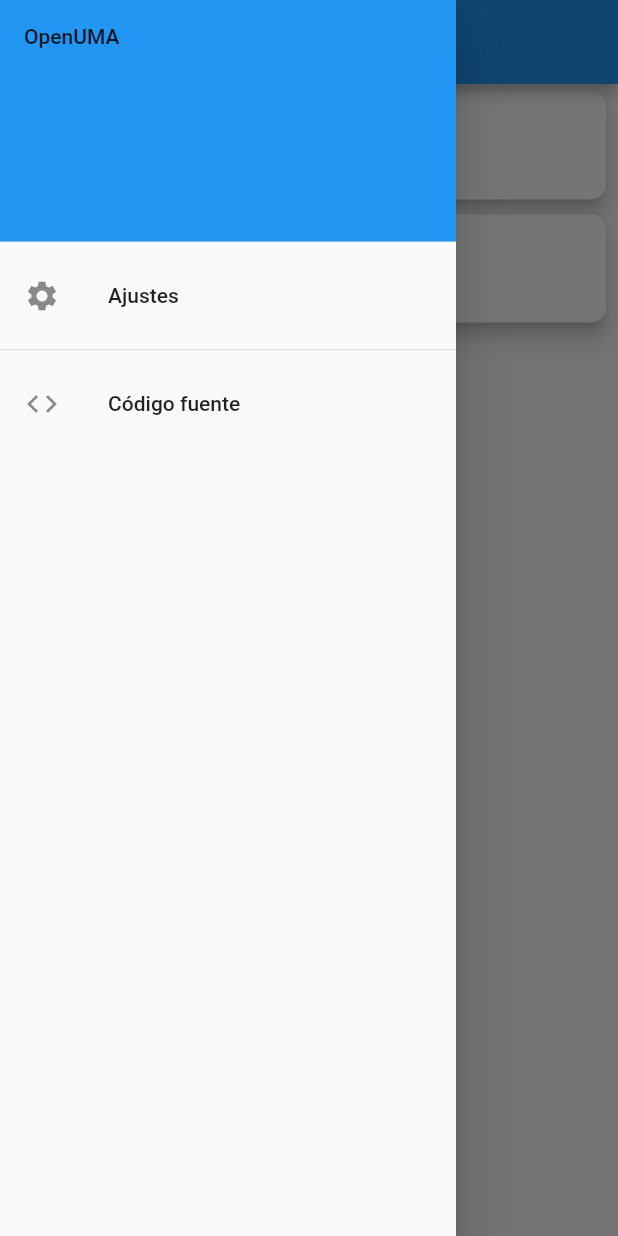
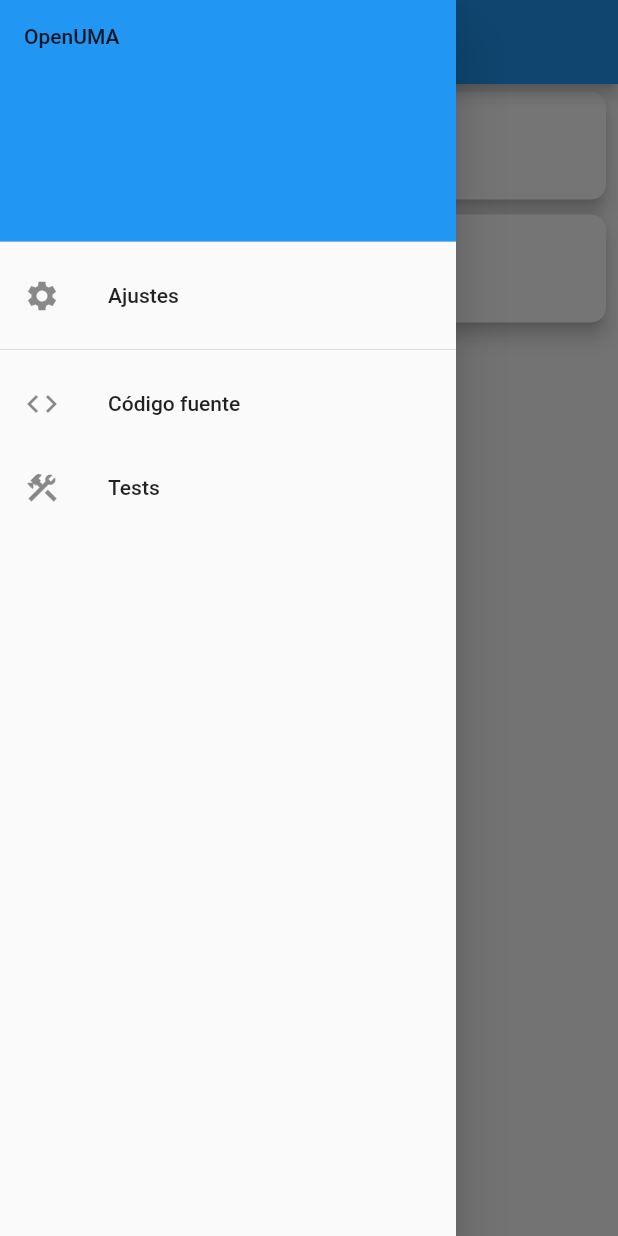
Before and after one commit to pablouser1/OpenUMA, a Flutter app: the screen it shows after launch, with the side drawer open, on a phone screen of 412 x 824 dp. Run offline on Flutter 3.47's test engine with Material 2 defaults, Android fonts, the phone set to English and light mode, and no system bars; our stand-ins replace shared_preferences.

Commit message:
Github Actions

```diff
--- a/lib/components/drawer.dart
+++ b/lib/components/drawer.dart
@@ -2,6 +2,7 @@
 import 'package:openuma/constants/misc.dart';
 import 'package:openuma/helpers/nav.dart';
 import 'package:openuma/views/settings.dart';
+import 'package:openuma/views/tests.dart';
 import 'package:url_launcher/url_launcher_string.dart';
 
 class DrawerWidget extends StatelessWidget {
@@ -36,6 +37,13 @@
               }
             },
           ),
+          ListTile(
+            title: const Text("Tests"),
+            leading: const Icon(Icons.construction),
+            onTap: () {
+              Nav.push(context, const TestsPage());
+            },
+          ),
         ],
       ),
     );
```
Also changed, not shown: lib/views/tests.dart (added, +26 -0 lines), 3 other files.
